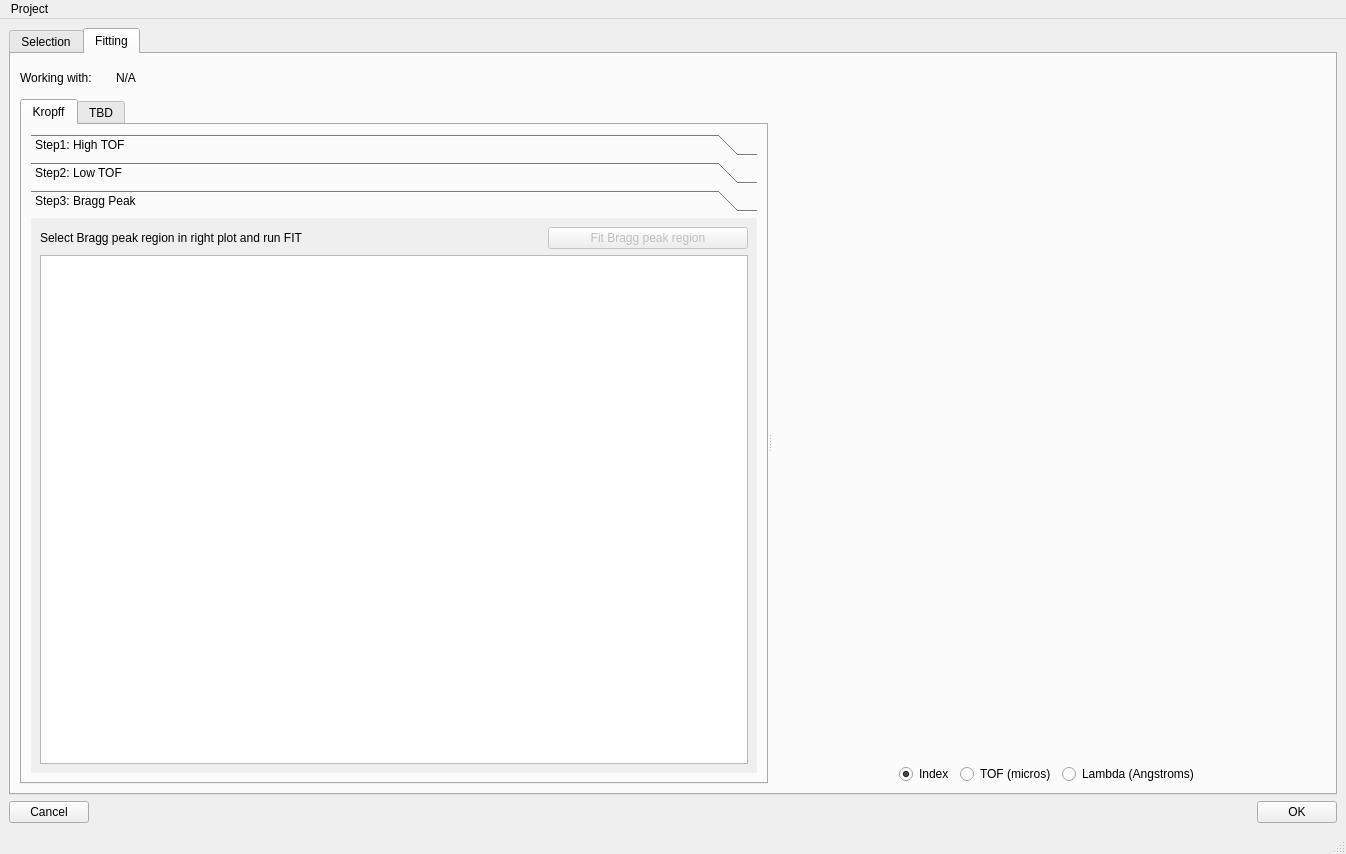
The window that ui/ui_bragg_edge_peak_fitting.ui (neutronimaging/python_notebooks) describes before a commit, drawn with Qt 5.
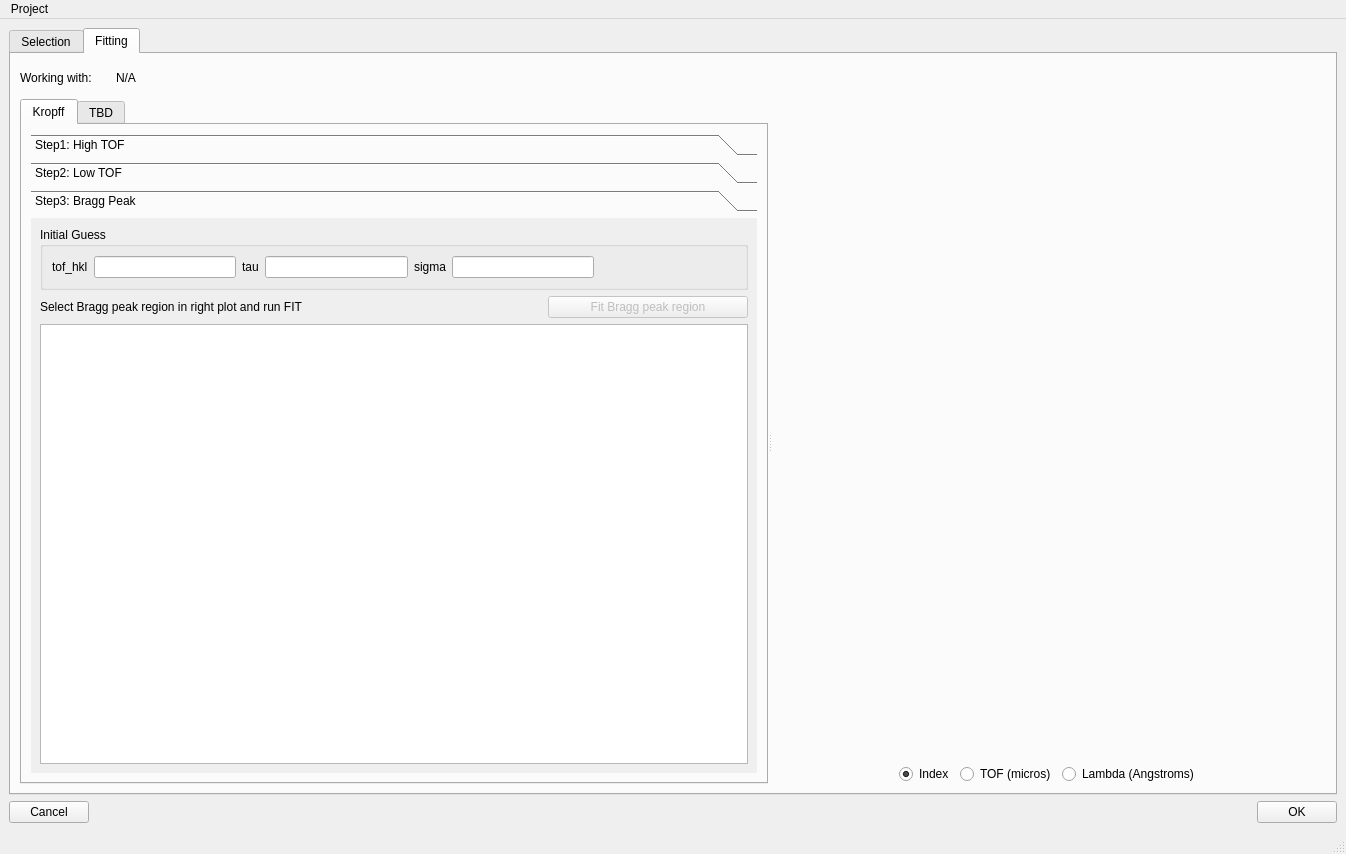
The same window after the commit. The open tabs and pages were chosen to show the change.

Commit message: Adding kropff init parameters users can defined

Patch:
```diff
--- a/ui/ui_bragg_edge_peak_fitting.ui
+++ b/ui/ui_bragg_edge_peak_fitting.ui
@@ -741,7 +741,7 @@
                  <rect>
                   <x>0</x>
                   <y>0</y>
-                  <width>677</width>
+                  <width>673</width>
                   <height>479</height>
                  </rect>
                 </property>
@@ -749,6 +749,58 @@
                  <string>Step3: Bragg Peak</string>
                 </attribute>
                 <layout class="QVBoxLayout" name="verticalLayout_8">
+                 <item>
+                  <widget class="QGroupBox" name="groupBox_4">
+                   <property name="title">
+                    <string>Initial Guess</string>
+                   </property>
+                   <layout class="QHBoxLayout" name="horizontalLayout_15">
+                    <item>
+                     <widget class="QLabel" name="label_20">
+                      <property name="text">
+                       <string>tof_hkl</string>
+                      </property>
+                     </widget>
+                    </item>
+                    <item>
+                     <widget class="QLineEdit" name="kropff_bragg_peak_tofhkl_init"/>
+                    </item>
+                    <item>
+                     <widget class="QLabel" name="label_21">
+                      <property name="text">
+                       <string>tau</string>
+                      </property>
+                     </widget>
+                    </item>
+                    <item>
+                     <widget class="QLineEdit" name="kropff_bragg_peak_tau_init"/>
+                    </item>
+                    <item>
+                     <widget class="QLabel" name="label_22">
+                      <property name="text">
+                       <string>sigma</string>
+                      </property>
+                     </widget>
+                    </item>
+                    <item>
+                     <widget class="QLineEdit" name="kropff_bragg_peak_sigma_init"/>
+                    </item>
+                    <item>
+                     <spacer name="horizontalSpacer_11">
+                      <property name="orientation">
+                       <enum>Qt::Horizontal</enum>
+                      </property>
+                      <property name="sizeHint" stdset="0">
+                       <size>
+                        <width>40</width>
+                        <height>20</height>
+                       </size>
+                      </property>
+                     </spacer>
+                    </item>
+                   </layout>
+                  </widget>
+                 </item>
                  <item>
                   <layout class="QHBoxLayout" name="horizontalLayout_10">
                    <item>
```
Left out of the diff: 92 changed lines with no effect on the pictures. The commit also changes 4 other files.
